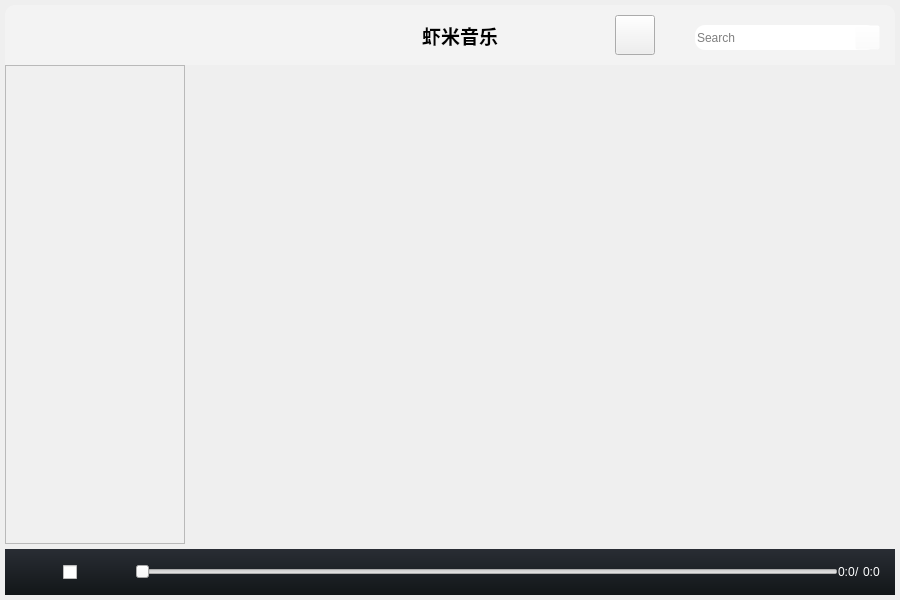
Before: the Qt Designer form XiamiQt5/mainwindow.ui in a1q123456/XiamiQt5, drawn with Qt 5.
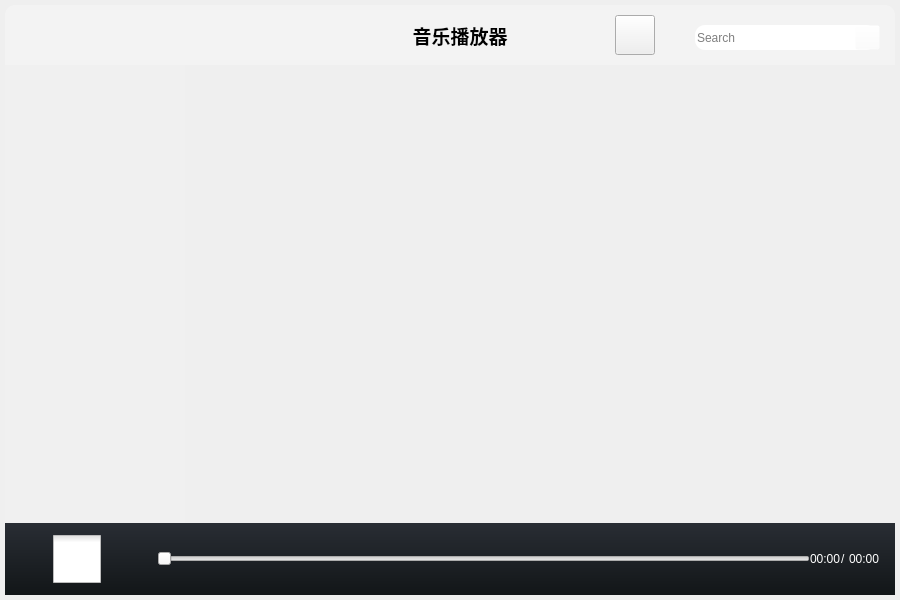
After: the same form once the commit is applied. Icons and pictures are not drawn.

The edit to the form file:
```diff
--- a/XiamiQt5/mainwindow.ui
+++ b/XiamiQt5/mainwindow.ui
@@ -33,7 +33,7 @@
    </property>
    <layout class="QVBoxLayout" name="verticalLayout_2">
     <property name="spacing">
-     <number>5</number>
+     <number>0</number>
     </property>
     <property name="leftMargin">
      <number>5</number>
@@ -174,7 +174,7 @@
                    <enum>Qt::ClickFocus</enum>
                   </property>
                   <property name="styleSheet">
-                   <string notr="true">background: none;</string>
+                   <string notr="true"/>
                   </property>
                   <property name="text">
                    <string/>
@@ -267,7 +267,7 @@
 font-size: 14pt;</string>
             </property>
             <property name="text">
-             <string>虾米音乐</string>
+             <string>音乐播放器</string>
             </property>
             <property name="alignment">
              <set>Qt::AlignCenter</set>
@@ -420,9 +420,18 @@
               <height>16777215</height>
              </size>
             </property>
+            <property name="focusPolicy">
+             <enum>Qt::NoFocus</enum>
+            </property>
             <property name="styleSheet">
              <string notr="true">#function_list{
 background-color: rgb(240, 240, 240);
+border: none;
+outline: none;
+selection-background-color: blue;
+}
+#function_list::item {
+height: 30px;
 }</string>
             </property>
             <property name="showDropIndicator" stdset="0">
@@ -435,6 +444,7 @@
             <property name="styleSheet">
              <string notr="true"/>
             </property>
+            <layout class="QHBoxLayout" name="horizontalLayout_7"/>
            </widget>
           </item>
          </layout>
@@ -507,21 +517,35 @@
             </property>
             <property name="maximumSize">
              <size>
-              <width>40</width>
-              <height>40</height>
+              <width>28</width>
+              <height>28</height>
              </size>
             </property>
             <property name="focusPolicy">
              <enum>Qt::NoFocus</enum>
             </property>
+            <property name="styleSheet">
+             <string notr="true">QPushButton#prev_btn
+		{
+			min-width: 28px;
+			max-width: 28px;
+			min-height: 28px;
+			max-width: 28px;
+			border-image: url(:img/previous_normal.tiff);
+			qproperty-text: &quot;&quot;;
+		}
+		QPushButton#prev_btn:hover
+		{
+			border-image: url(:img/previous_hover.tiff);
+		}
+		QPushButton#prev_btn:pressed
+		{
+			border-image: url(:img/previous_down.tiff);
+		}</string>
+            </property>
             <property name="text">
              <string/>
             </property>
-            <property name="icon">
-             <iconset resource="resource.qrc">
-              <normaloff>:/img/previous_hover.tiff</normaloff>
-              <normalon>:/img/previous_down.tiff</normalon>:/img/previous_hover.tiff</iconset>
-            </property>
             <property name="iconSize">
              <size>
               <width>40</width>
@@ -536,15 +560,15 @@
           <item>
            <widget class="QCheckBox" name="play_btn">
             <property name="sizePolicy">
-             <sizepolicy hsizetype="Maximum" vsizetype="Maximum">
+             <sizepolicy hsizetype="Preferred" vsizetype="Preferred">
               <horstretch>0</horstretch>
               <verstretch>0</verstretch>
              </sizepolicy>
             </property>
             <property name="maximumSize">
              <size>
-              <width>50</width>
-              <height>50</height>
+              <width>55</width>
+              <height>48</height>
              </size>
             </property>
             <property name="focusPolicy">
@@ -552,12 +576,43 @@
             </property>
             <property name="styleSheet">
              <string notr="true">#play_btn {
-	image: url(:img/play_hover.tiff)
-
-}</string>
+	margin-right: 7px;
+}
+QCheckBox#play_btn::indicator 
+		{
+			width: 48px;
+			height: 48px;
+		}
+		QCheckBox#play_btn
+		{
+			min-width: 48px;
+			max-width: 48px;
+			min-height: 48px;
+			max-width: 48px;
+			qproperty-text: &quot;&quot;;
+		}
+		/*播放*/
+		QCheckBox#play_btn::indicator:unchecked
+		{
+			image:url(:img/play_normal.tiff);
+		}
+		QCheckBox#play_btn::indicator:unchecked:hover,
+		QCheckBox#play_btn::indicator:unchecked:pressed
+		{
+			image:url(:img/play_down.tiff);
+		}
+		/*暂停*/
+		QCheckBox#play_btn::indicator::checked
+		{
+			image:url(:img/pause_normal.tiff);
+		}
+		QCheckBox#play_btn::indicator::checked:hover,QCheckBox#play_btn::indicator::checked:pressed
+		{
+			image:url(:img/pause_down.tiff);
+		}</string>
             </property>
             <property name="text">
-             <string/>
+             <string notr="true"/>
             </property>
             <property name="iconSize">
              <size>
@@ -566,9 +621,9 @@
              </size>
             </property>
             <property name="checkable">
-             <bool>true</bool>
+             <bool>false</bool>
             </property>
-            <property name="tristate">
+            <property name="checked">
              <bool>false</bool>
             </property>
            </widget>
@@ -583,21 +638,35 @@
             </property>
             <property name="maximumSize">
              <size>
-              <width>40</width>
-              <height>40</height>
+              <width>28</width>
+              <height>28</height>
              </size>
             </property>
             <property name="focusPolicy">
              <enum>Qt::NoFocus</enum>
             </property>
+            <property name="styleSheet">
+             <string notr="true">QPushButton#next_btn
+		{
+			min-width: 29px;
+			max-width: 29px;
+			min-height: 28px;
+			max-width: 28px;
+			border-image: url(:img/next_normal.tiff);
+			qproperty-text: &quot;&quot;;
+		}
+		QPushButton#next_btn:hover
+		{
+			border-image: url(:img/next_hover.tiff);
+		}
+		QPushButton#next_btn:pressed
+		{
+			border-image: url(:img/next_down.tiff);
+		}</string>
+            </property>
             <property name="text">
              <string/>
             </property>
-            <property name="icon">
-             <iconset resource="resource.qrc">
-              <normaloff>:/img/next_down.tiff</normaloff>
-              <normalon>:/img/next_hover.tiff</normalon>:/img/next_down.tiff</iconset>
-            </property>
             <property name="iconSize">
              <size>
               <width>40</width>
@@ -631,7 +700,7 @@
           <string notr="true">color: rgb(255, 255, 255);</string>
          </property>
          <property name="text">
-          <string>0:0</string>
+          <string>00:00</string>
          </property>
         </widget>
        </item>
@@ -652,7 +721,7 @@
 margin-right: 12;</string>
          </property>
          <property name="text">
-          <string>0:0</string>
+          <string>00:00</string>
          </property>
         </widget>
        </item>
```
